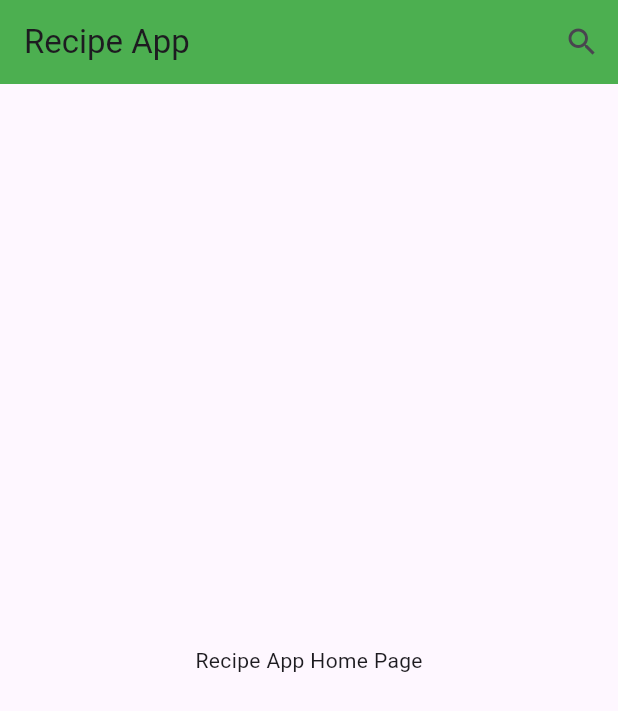
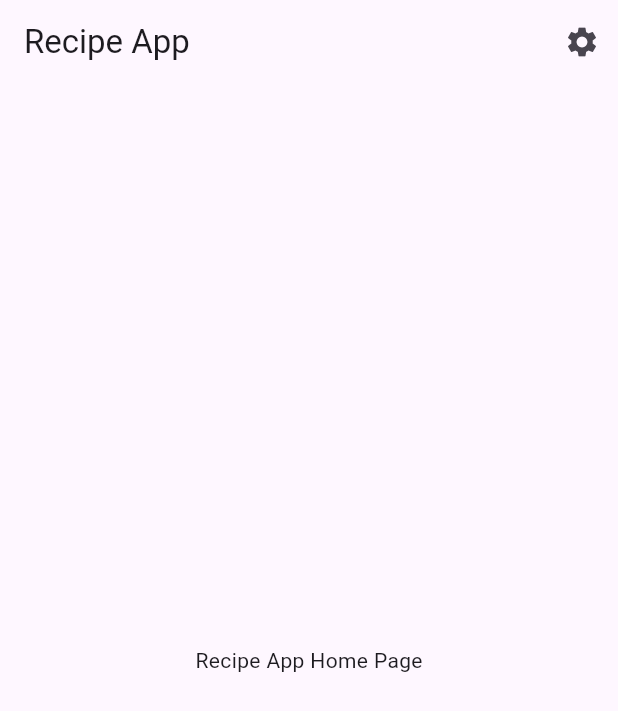
Before and after one commit to GreatSandwiches/recipe_flutter_app, a Flutter app: the screen it shows after launch, on a phone screen of 412 x 824 dp. Shown: the top 711 px of the screen. Run offline on Flutter 3.47's test engine with Material 3 defaults, Android fonts, the phone set to English and light mode, and no system bars.

Commit message:
Update AppBar settings and icon in main.dart

```diff
--- a/lib/main.dart
+++ b/lib/main.dart
@@ -13,13 +13,13 @@ class MainApp extends StatelessWidget {
     return MaterialApp(
       home: Scaffold(
         appBar: AppBar(
-          title: const Text('Recipe App'),
-          backgroundColor: Colors.green,
+            title: const Text('Recipe App'),
+            centerTitle: false,
           actions: [
             IconButton(
-              icon: const Icon(Icons.search),
+              icon: const Icon(Icons.settings),
               onPressed: () {
-                // Future action for search button
+                // Future action for settings button
               },
             ),
           ],
```
